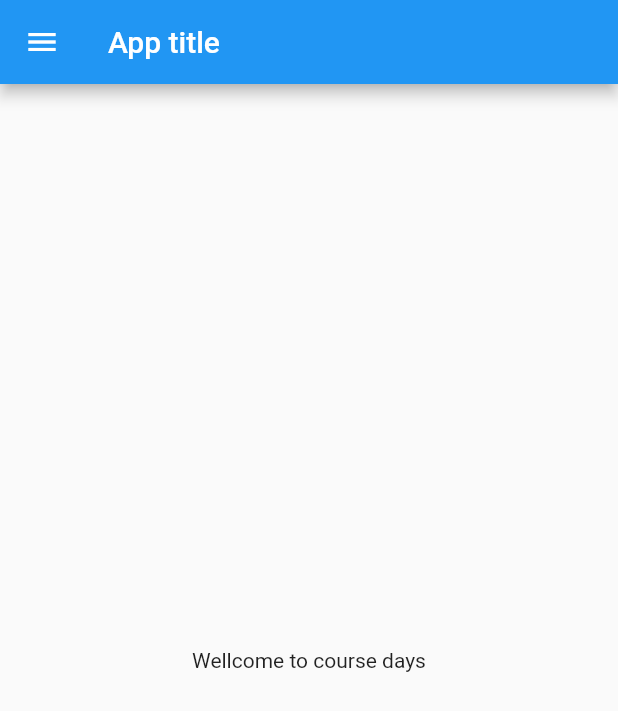
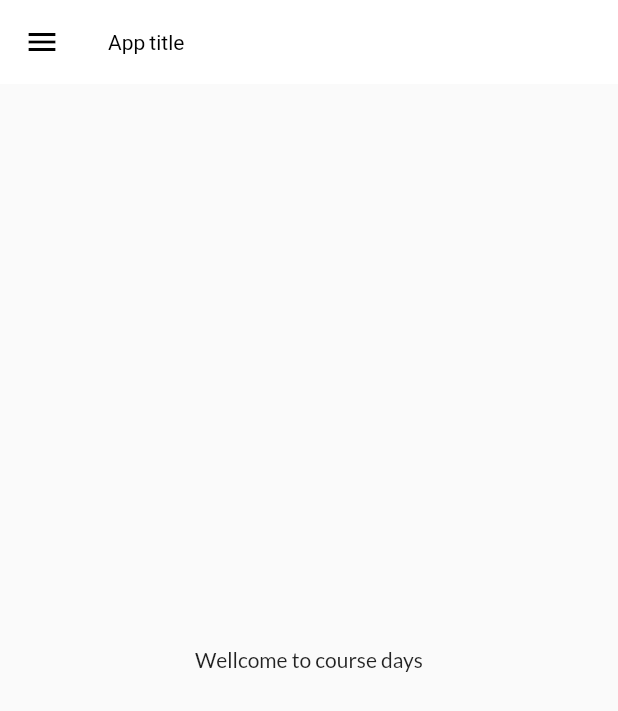
Before and after one commit to AliBinNaeem/firstapp, a Flutter app: the HomePage screen opened directly, on a phone screen of 412 x 824 dp. Shown: the top 711 px of the screen. Run offline on Flutter 3.47's test engine with Material 2 defaults, Android fonts, the phone set to English and light mode, and no system bars; our stand-ins replace google_fonts.

Commit message:
Day9_MyThemeCreated

```diff
--- a/lib/Pages/home_page.dart
+++ b/lib/Pages/home_page.dart
@@ -1,3 +1,4 @@
+import 'package:firstapp/widgets/Drawer.dart';
 import 'package:flutter/material.dart';
 
 class HomePage extends StatelessWidget {
@@ -13,7 +14,7 @@ class HomePage extends StatelessWidget {
           child: Text("Wellcome to course days"),
         ),
       ),
-      drawer: Drawer(),
+      drawer: MyDrawer(),
     );
   }
 }
--- a/lib/utils/routes.dart
+++ b/lib/utils/routes.dart
@@ -0,0 +1,4 @@
+class MyRoutes {
+  static String loginRoute = "/login";
+  static String homeRoute = "/home";
+}
--- a/lib/widgets/themes.dart
+++ b/lib/widgets/themes.dart
@@ -0,0 +1,22 @@
+import 'package:flutter/material.dart';
+import 'package:google_fonts/google_fonts.dart';
+
+class MyThemes {
+  static ThemeData lightTheme(BuildContext context) => ThemeData(
+        primarySwatch: Colors.purple,
+        fontFamily: GoogleFonts.lato().fontFamily,
+        appBarTheme: AppBarTheme(
+          elevation: 0,
+          backgroundColor: Colors.white,
+          titleTextStyle: TextStyle(
+            color: Colors.black,
+          ),
+          iconTheme: IconThemeData(
+            color: Colors.black,
+          ),
+        ),
+      );
+
+  static ThemeData darkTheme(BuildContext context) =>
+      ThemeData(brightness: Brightness.dark);
+}
```
Also changed, not shown: lib/Pages/login_Page.dart (+137 -0 lines), lib/main.dart (+22 -3 lines), lib/widgets/Drawer.dart (+50 -0 lines), pubspec.yaml (+4 -3 lines), pubspec.lock.
